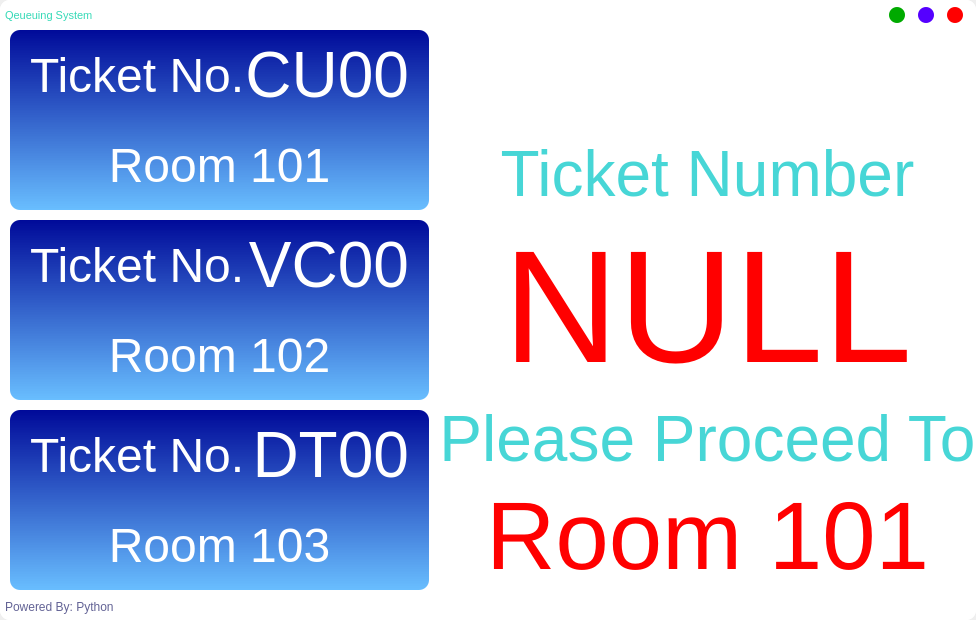
Qt form main.ui (ornido77/Line-Queuing-and-Ticketing-System) before a commit.
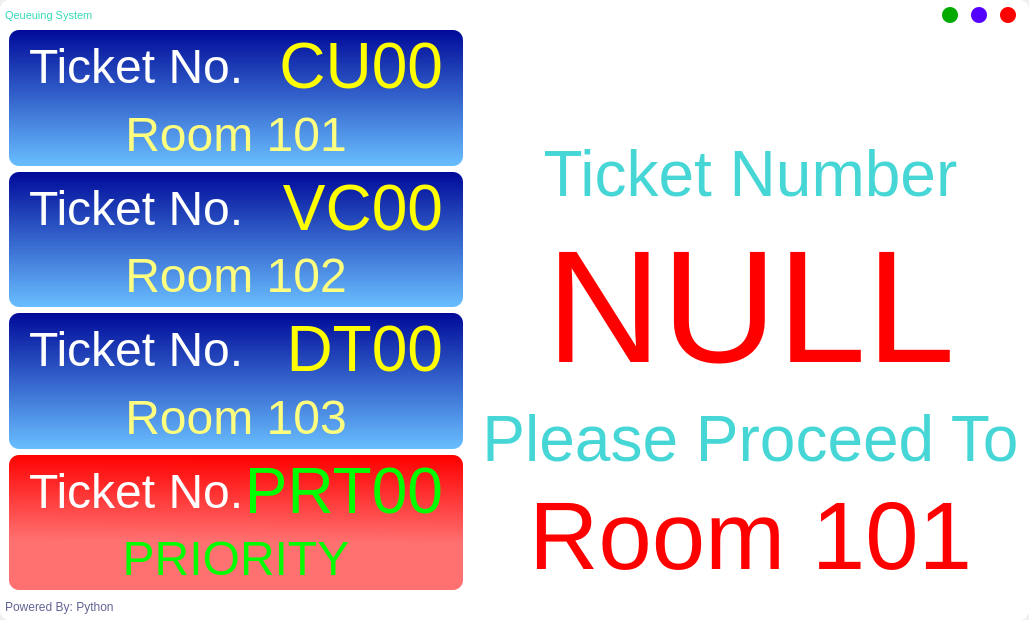
The same form after that commit. Icons and pictures are not drawn.

Diff of the .ui file:
```diff
--- a/main.ui
+++ b/main.ui
@@ -291,7 +291,7 @@
            <number>0</number>
           </property>
           <property name="rightMargin">
-           <number>0</number>
+           <number>10</number>
           </property>
           <property name="bottomMargin">
            <number>0</number>
@@ -313,19 +313,10 @@
             <property name="frameShadow">
              <enum>QFrame::Raised</enum>
             </property>
-            <layout class="QVBoxLayout" name="frame_leftBody_layout">
-             <property name="spacing">
-              <number>10</number>
-             </property>
-             <property name="leftMargin">
-              <number>10</number>
-             </property>
+            <layout class="QVBoxLayout" name="verticalLayout">
              <property name="topMargin">
               <number>0</number>
              </property>
-             <property name="rightMargin">
-              <number>0</number>
-             </property>
              <property name="bottomMargin">
               <number>0</number>
              </property>
@@ -407,6 +398,9 @@
                        <pointsize>48</pointsize>
                       </font>
                      </property>
+                     <property name="styleSheet">
+                      <string notr="true">color: rgb(255, 255, 0);</string>
+                     </property>
                      <property name="text">
                       <string>CU00</string>
                      </property>
@@ -429,7 +423,8 @@
                    </font>
                   </property>
                   <property name="styleSheet">
-                   <string notr="true">background: none;</string>
+                   <string notr="true">background: none;
+color: rgb(255, 255, 127);</string>
                   </property>
                   <property name="text">
                    <string>Room 101</string>
@@ -520,6 +515,9 @@
                        <pointsize>48</pointsize>
                       </font>
                      </property>
+                     <property name="styleSheet">
+                      <string notr="true">color: rgb(255, 255, 0);</string>
+                     </property>
                      <property name="text">
                       <string>VC00</string>
                      </property>
@@ -542,7 +540,8 @@
                    </font>
                   </property>
                   <property name="styleSheet">
-                   <string notr="true">background: none;</string>
+                   <string notr="true">background: none;
+color: rgb(255, 255, 127);</string>
                   </property>
                   <property name="text">
                    <string>Room 102</string>
@@ -633,6 +632,9 @@
                        <pointsize>48</pointsize>
                       </font>
                      </property>
+                     <property name="styleSheet">
+                      <string notr="true">color: rgb(255, 255, 0);</string>
+                     </property>
                      <property name="text">
                       <string>DT00</string>
                      </property>
@@ -655,7 +657,8 @@
                    </font>
                   </property>
                   <property name="styleSheet">
-                   <string notr="true">background: none;</string>
+                   <string notr="true">background: none;
+color: rgb(255, 255, 127);</string>
                   </property>
                   <property name="text">
                    <string>Room 103</string>
@@ -668,11 +671,134 @@
                </layout>
               </widget>
              </item>
+             <item>
+              <widget class="QFrame" name="frame_service4">
+               <property name="styleSheet">
+                <string notr="true">background-color: qlineargradient(spread:pad, x1:0.557, y1:0, x2:0.539773, y2:0.642, stop:0 rgba(255, 0, 0, 255), stop:1 rgba(255, 112, 112, 255));
+color: rgb(255, 255, 255);
+border-radius: 10px;</string>
+               </property>
+               <property name="frameShape">
+                <enum>QFrame::NoFrame</enum>
+               </property>
+               <property name="frameShadow">
+                <enum>QFrame::Raised</enum>
+               </property>
+               <layout class="QVBoxLayout" name="frame_service1_layout_2">
+                <property name="spacing">
+                 <number>0</number>
+                </property>
+                <property name="leftMargin">
+                 <number>0</number>
+                </property>
+                <property name="topMargin">
+                 <number>0</number>
+                </property>
+                <property name="rightMargin">
+                 <number>0</number>
+                </property>
+                <property name="bottomMargin">
+                 <number>0</number>
+                </property>
+                <item>
+                 <widget class="QFrame" name="frame_ticket4">
+                  <property name="styleSheet">
+                   <string notr="true">background: none;</string>
+                  </property>
+                  <property name="frameShape">
+                   <enum>QFrame::NoFrame</enum>
+                  </property>
+                  <property name="frameShadow">
+                   <enum>QFrame::Raised</enum>
+                  </property>
+                  <layout class="QHBoxLayout" name="frame_ticket1_layout_3">
+                   <property name="spacing">
+                    <number>0</number>
+                   </property>
+                   <property name="leftMargin">
+                    <number>0</number>
+                   </property>
+                   <property name="topMargin">
+                    <number>0</number>
+                   </property>
+                   <property name="rightMargin">
+                    <number>0</number>
+                   </property>
+                   <property name="bottomMargin">
+                    <number>0</number>
+                   </property>
+                   <item>
+                    <widget class="QLabel" name="label_ticketNo4">
+                     <property name="font">
+                      <font>
+                       <pointsize>36</pointsize>
+                      </font>
+                     </property>
+                     <property name="text">
+                      <string>Ticket No.</string>
+                     </property>
+                     <property name="indent">
+                      <number>20</number>
+                     </property>
+                    </widget>
+                   </item>
+                   <item>
+                    <widget class="QLabel" name="label_ticketValue4">
+                     <property name="font">
+                      <font>
+                       <pointsize>48</pointsize>
+                      </font>
+                     </property>
+                     <property name="autoFillBackground">
+                      <bool>false</bool>
+                     </property>
+                     <property name="styleSheet">
+                      <string notr="true">color: rgb(0, 255, 0);</string>
+                     </property>
+                     <property name="text">
+                      <string>PRT00</string>
+                     </property>
+                     <property name="alignment">
+                      <set>Qt::AlignRight|Qt::AlignTrailing|Qt::AlignVCenter</set>
+                     </property>
+                     <property name="indent">
+                      <number>20</number>
+                     </property>
+                    </widget>
+                   </item>
+                  </layout>
+                 </widget>
+                </item>
+                <item>
+                 <widget class="QLabel" name="label_room4">
+                  <property name="font">
+                   <font>
+                    <pointsize>36</pointsize>
+                   </font>
+                  </property>
+                  <property name="styleSheet">
+                   <string notr="true">background: none;
+color: rgb(0, 255, 0);</string>
+                  </property>
+                  <property name="text">
+                   <string>PRIORITY</string>
+                  </property>
+                  <property name="alignment">
+                   <set>Qt::AlignCenter</set>
+                  </property>
+                 </widget>
+                </item>
+               </layout>
+              </widget>
+             </item>
             </layout>
            </widget>
           </item>
           <item>
            <widget class="QFrame" name="frame_rightBody">
+            <property name="styleSheet">
+             <string notr="true">border-radius: 10px;</string>
+            </property>
             <property name="frameShape">
              <enum>QFrame::NoFrame</enum>
             </property>
```
